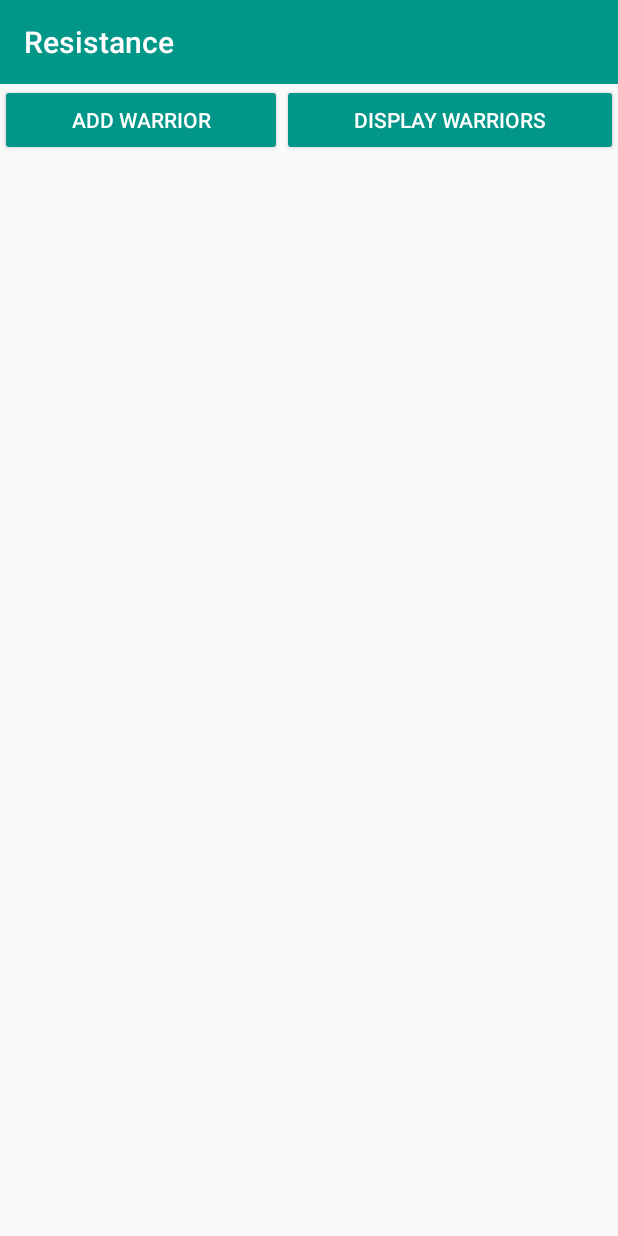
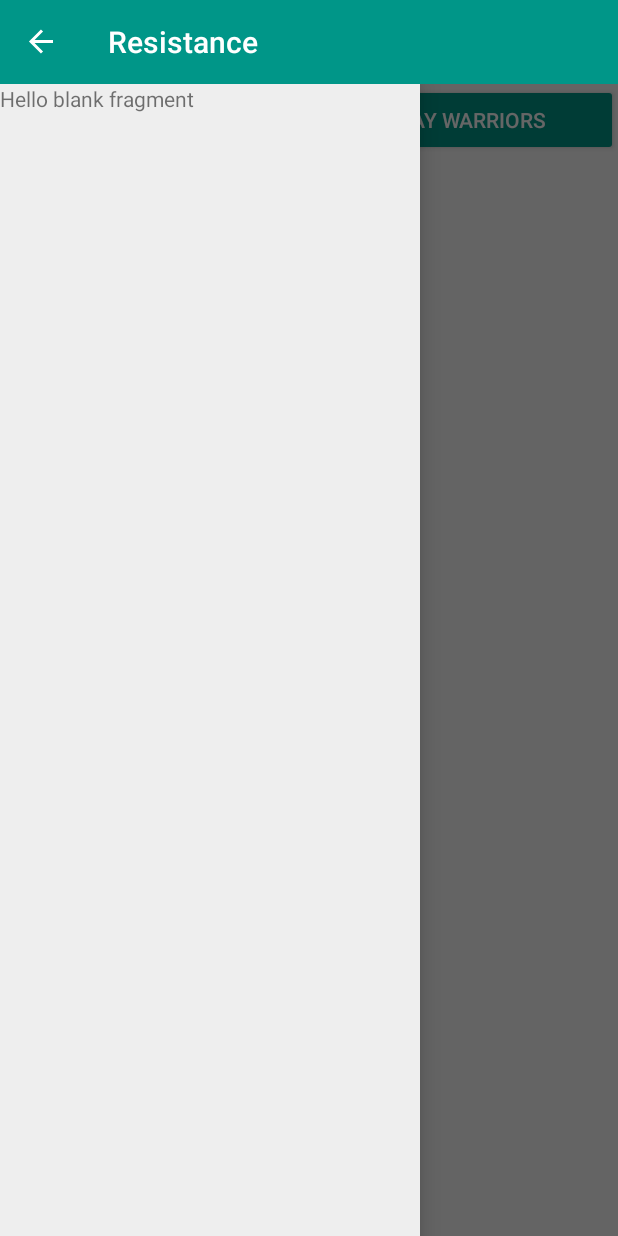
Before and after one commit to shubham-gandhi/Resistance, an Android app: the screen it shows after launch (MainActivity), on a phone screen of 412 x 824 dp. Run offline under Robolectric (Android 15) with nearby library versions, the phone set to English and light mode, and no system bars.

Commit message:
navigation drawer added

```diff
--- a/app/src/main/AndroidManifest.xml
+++ b/app/src/main/AndroidManifest.xml
@@ -10,11 +10,13 @@
         <activity
             android:name=".MainActivity"
             android:label="@string/app_name">
+
             <intent-filter>
                 <action android:name="android.intent.action.MAIN" />
 
                 <category android:name="android.intent.category.LAUNCHER" />
             </intent-filter>
+
 
 
         </activity>
@@ -37,6 +39,8 @@
 
 
 
+
+
         </activity>
     </application>
 
--- a/app/src/main/java/com/example/android/resistance/MainActivity.java
+++ b/app/src/main/java/com/example/android/resistance/MainActivity.java
@@ -1,6 +1,7 @@
 package com.example.android.resistance;
 
 import android.content.Intent;
+import android.support.v4.widget.DrawerLayout;
 import android.support.v7.app.ActionBarActivity;
 import android.os.Bundle;
 import android.support.v7.app.AppCompatActivity;
@@ -18,10 +19,15 @@ public class MainActivity extends AppCompatActivity {
     @Override
     protected void onCreate(Bundle savedInstanceState) {
         super.onCreate(savedInstanceState);
-        setContentView(R.layout.activity_main);
+        setContentView(R.layout.main_app_bar);
 
         toolbar= (Toolbar) findViewById(R.id.app_bar3);
         setSupportActionBar(toolbar);
+
+        NavigationDrawerFragment navigationDrawerFragment=
+                (NavigationDrawerFragment) getSupportFragmentManager().findFragmentById(R.id.fragment_navigation_drawer1);
+        navigationDrawerFragment.setUp(R.id.fragment_navigation_drawer1, (DrawerLayout) findViewById(R.id.drawer_layout1), toolbar);
+
 
     }
 
--- /dev/null
+++ b/app/src/main/java/com/example/android/resistance/NavigationDrawerFragment.java
@@ -0,0 +1,125 @@
+package com.example.android.resistance;
+
+
+import android.content.Context;
+import android.content.SharedPreferences;
+import android.os.Bundle;
+import android.support.v4.app.Fragment;
+import android.support.v4.widget.DrawerLayout;
+import android.support.v7.app.ActionBarDrawerToggle;
+import android.view.LayoutInflater;
+import android.view.View;
+import android.view.ViewGroup;
+import android.widget.Toolbar;
+
+
+/**
+ * A simple {@link Fragment} subclass.
+ */
+public class NavigationDrawerFragment extends Fragment {
+
+    public static final String PREF_FILE_NAME= "testpref";
+    public static final String KEY_USER_LEARNED_dRAWER= "user_learned_drawer";
+
+
+    private ActionBarDrawerToggle mDrawerToggle;
+    private DrawerLayout mDrawerLayout;
+
+    private boolean mUderLearenedDrawer;
+    private boolean mFromSavedInstantState;
+
+    private View containerview;
+
+    public NavigationDrawerFragment() {
+        // Required empty public constructor
+    }
+
+    @Override
+    public void onCreate(Bundle savedInstanceState) {
+        super.onCreate(savedInstanceState);
+
+        mUderLearenedDrawer= Boolean.valueOf(readFromPreferences(getActivity(), KEY_USER_LEARNED_dRAWER,"false"));
+
+        if(savedInstanceState!= null){
+            mFromSavedInstantState=true;
+        }
+    }
+
+    @Override
+    public View onCreateView(LayoutInflater inflater, ViewGroup container,
+                             Bundle savedInstanceState) {
+        // Inflate the layout for this fragment
+        return inflater.inflate(R.layout.fragment_navigation_drawer, container, false);
+    }
+
+    public void setUp(int fragmentID,DrawerLayout drawerLayout, final android.support.v7.widget.Toolbar toolbar) {
+
+        containerview= getActivity().findViewById(fragmentID);
+
+        mDrawerLayout=drawerLayout;
+        mDrawerToggle=
+                new ActionBarDrawerToggle(getActivity() ,drawerLayout, toolbar, R.string.drawer_open, R.string.drawer_close){
+                    @Override
+                    public void onDrawerOpened(View drawerView) {
+                        super.onDrawerOpened(drawerView);
+
+                        if(!mUderLearenedDrawer){
+                            mUderLearenedDrawer=true;
+                            saveToPreferences(getActivity(), KEY_USER_LEARNED_dRAWER, mUderLearenedDrawer + "");
+                        }
+
+                        getActivity().invalidateOptionsMenu();
+                    }
+
+                    @Override
+                    public void onDrawerClosed(View drawerView) {
+                        super.onDrawerClosed(drawerView);
+
+                        getActivity().invalidateOptionsMenu();
+
+                    }
+
+                    @Override
+                    public void onDrawerSlide(View drawerView, float slideOffset) {
+                        super.onDrawerSlide(drawerView, slideOffset);
+                        if(slideOffset<0.6){
+                            toolbar.setAlpha(1-slideOffset);
+                        }
+
+                    }
+                };
+
+        if(!mUderLearenedDrawer && !mFromSavedInstantState)
+        {
+            mDrawerLayout.openDrawer(containerview);
+        }
+
+        mDrawerLayout.setDrawerListener(mDrawerToggle);
+
+        mDrawerLayout.post(new Runnable() {
+            @Override
+            public void run() {
+                mDrawerToggle.syncState();
+
+            }
+        });
+
+
+
+    }
+
+    public static void saveToPreferences(Context context, String preferenceName, String preferenceValue){
+
+        SharedPreferences sharedPreferences= context.getSharedPreferences(PREF_FILE_NAME, Context.MODE_PRIVATE);
+        SharedPreferences.Editor editor= sharedPreferences.edit();
+        editor.putString(preferenceName, preferenceValue);
+        editor.apply();
+    }
+
+    public static String readFromPreferences(Context context, String preferenceName, String defaultValue){
+
+        SharedPreferences sharedPreferences= context.getSharedPreferences(PREF_FILE_NAME, Context.MODE_PRIVATE);
+
+        return sharedPreferences.getString(preferenceName, defaultValue);
+    }
+}
--- /dev/null
+++ b/app/src/main/res/layout/fragment_navigation_drawer.xml
@@ -0,0 +1,15 @@
+<RelativeLayout xmlns:android="http://schemas.android.com/apk/res/android"
+    xmlns:tools="http://schemas.android.com/tools"
+    android:layout_width="match_parent"
+    android:layout_height="match_parent"
+    tools:context="com.example.android.resistance.NavigationDrawerFragment"
+    android:background="#EEE"
+    android:id="@+id/navigation_drawer_fragment">
+
+    <!-- TODO: Update blank fragment layout -->
+    <TextView
+        android:layout_width="match_parent"
+        android:layout_height="match_parent"
+        android:text="@string/hello_blank_fragment" />
+
+</RelativeLayout>
--- /dev/null
+++ b/app/src/main/res/layout/main_app_bar.xml
@@ -0,0 +1,67 @@
+<?xml version="1.0" encoding="utf-8"?>
+<LinearLayout xmlns:android="http://schemas.android.com/apk/res/android"
+    xmlns:tools="http://schemas.android.com/tools"
+    android:layout_width="match_parent"
+    android:layout_height="match_parent"
+    android:orientation="vertical">
+
+    <include
+        android:id="@+id/app_bar3"
+        layout="@layout/app_bar"></include>
+
+    <android.support.v4.widget.DrawerLayout
+        android:layout_width="match_parent"
+        android:layout_height="match_parent"
+        android:id="@+id/drawer_layout1">
+
+        <fragment
+            android:id="@+id/fragment_navigation_drawer1"
+
+            android:layout_width="@dimen/nav_drawer_width"
+            android:layout_height="match_parent"
+            android:layout_gravity="start"
+            android:name="com.example.android.resistance.NavigationDrawerFragment"
+            tools:layout="@layout/fragment_navigation_drawer">
+
+        </fragment>
+
+
+
+    <android.support.v7.widget.LinearLayoutCompat
+        android:layout_width="match_parent"
+        android:layout_height="wrap_content">
+
+        <Button
+            android:id="@+id/addWarrior1"
+            android:layout_width="wrap_content"
+            android:layout_height="wrap_content"
+            android:layout_marginBottom="16dp"
+            android:layout_weight="1"
+            android:onClick="addWarrior"
+            android:text="Add Warrior"
+            android:textColor="#FFFFFF" />
+
+        <Button
+            android:id="@+id/displayarriors1"
+            android:layout_width="wrap_content"
+            android:layout_height="wrap_content"
+            android:layout_weight="1"
+            android:onClick="displayWarrior"
+            android:text="Display Warriors"
+            android:textColor="#FFFFFF" />
+
+
+
+
+
+
+    </android.support.v7.widget.LinearLayoutCompat>
+
+
+
+
+
+    </android.support.v4.widget.DrawerLayout>
+
+
+</LinearLayout>
--- a/app/src/main/res/values/dimens.xml
+++ b/app/src/main/res/values/dimens.xml
@@ -3,4 +3,6 @@
     <dimen name="activity_horizontal_margin">16dp</dimen>
     <dimen name="activity_vertical_margin">16dp</dimen>
     <dimen name="fab_margin">16dp</dimen>
+    <dimen name="nav_drawer_width">280dp</dimen>
+
 </resources>
--- a/app/src/main/res/values/strings.xml
+++ b/app/src/main/res/values/strings.xml
@@ -6,6 +6,8 @@
     <string name="action_settings">Settings</string>
     <string name="title_activity_add_warrior">AddWarrior</string>
     <string name="title_activity_display_warriors">DisplayWarriors</string>
+    <string name="drawer_open">Open</string>
+    <string name="drawer_close">Close</string>
 
     <string-array name="planets">
         <item>Alderaan</item>
--- a/gradle.properties
+++ b/gradle.properties
@@ -12,6 +12,6 @@
 # This option should only be used with decoupled projects. More details, visit
 # http://www.gradle.org/docs/current/userguide/multi_project_builds.html#sec:decoupled_projects
 # org.gradle.parallel=true
-#Sat Feb 06 10:28:41 IST 2016
+#Thu Feb 11 21:23:14 IST 2016
 systemProp.http.proxyHost=192.168.121.56
 systemProp.http.proxyPort=8080
```
Also changed, not shown: app/src/main/res/layout-land/activity_add_warrior.xml (deleted, +0 -156 lines), app/src/main/res/layout/activity_main.xml (+21 -2 lines), app/src/main/res/layout/activity_add_warrior.xml (indentation only).
